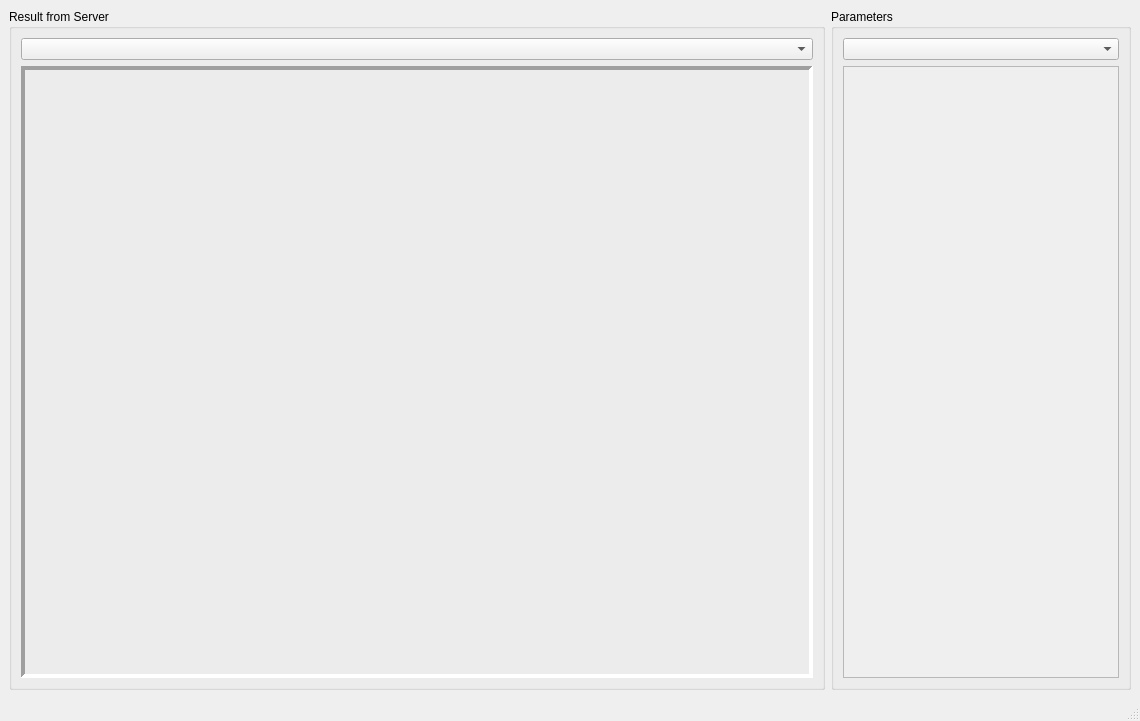
sonia-auv/rqt_sonia_plugins, file gui_mapping_client/resource/main_window.ui: the form before one commit.
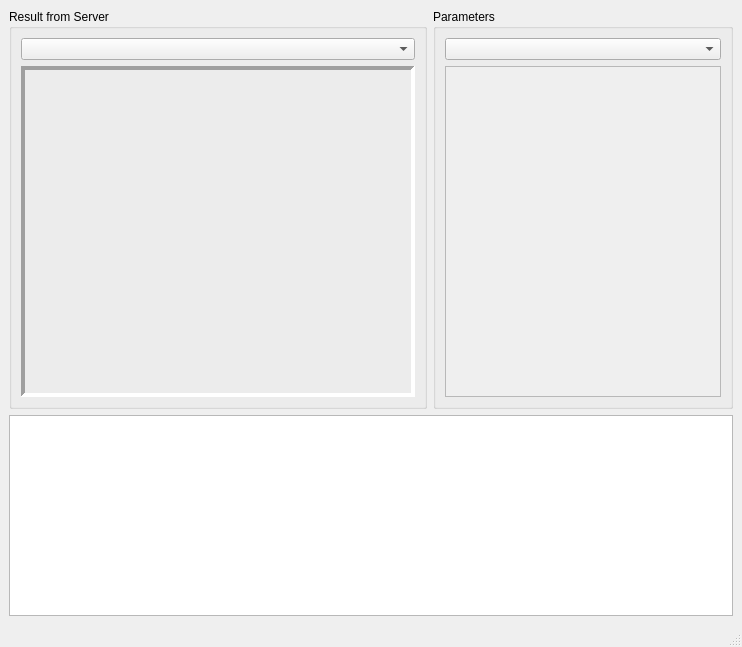
The form after the commit. Icons and pictures are not drawn. Custom widgets are drawn as their Qt base class.

Commit message: Clearing some legacy code and improving UI rendering

Patch:
```diff
--- a/gui_mapping_client/resource/main_window.ui
+++ b/gui_mapping_client/resource/main_window.ui
@@ -6,8 +6,8 @@
    <rect>
     <x>0</x>
     <y>0</y>
-    <width>1140</width>
-    <height>721</height>
+    <width>742</width>
+    <height>647</height>
    </rect>
   </property>
   <property name="windowTitle">
@@ -25,7 +25,50 @@
   </property>
   <widget class="QWidget" name="central_widget">
    <layout class="QGridLayout" name="gridLayout">
-    <item row="0" column="1">
+    <item row="0" column="0">
+     <layout class="QHBoxLayout" name="horizontalLayout">
+      <item>
+       <widget class="QGroupBox" name="result_groupbox">
+        <property name="minimumSize">
+         <size>
+          <width>400</width>
+          <height>400</height>
+         </size>
+        </property>
+        <property name="title">
+         <string>Result from Server</string>
+        </property>
+        <layout class="QGridLayout" name="gridLayout_2">
+         <item row="0" column="0">
+          <layout class="QVBoxLayout" name="verticalLayout">
+           <item>
+            <widget class="QComboBox" name="proc_unit_combobox"/>
+           </item>
+           <item>
+            <widget class="gui_mapping_client::FocusedFrameController" name="video_frame_left">
+             <property name="minimumSize">
+              <size>
+               <width>0</width>
+               <height>20</height>
+              </size>
+             </property>
+             <property name="frameShape">
+              <enum>QFrame::Panel</enum>
+             </property>
+             <property name="frameShadow">
+              <enum>QFrame::Sunken</enum>
+             </property>
+             <property name="lineWidth">
+              <number>4</number>
+             </property>
+            </widget>
+           </item>
+          </layout>
+         </item>
+        </layout>
+       </widget>
+      </item>
+      <item>
      <widget class="QGroupBox" name="parameter_groupbox">
       <property name="sizePolicy">
        <sizepolicy hsizetype="Fixed" vsizetype="MinimumExpanding">
@@ -72,7 +115,7 @@
             <x>0</x>
             <y>0</y>
             <width>268</width>
-            <height>608</height>
+              <height>319</height>
            </rect>
           </property>
           <layout class="QVBoxLayout" name="parameter_layout">
@@ -92,46 +135,10 @@
       </layout>
      </widget>
     </item>
-    <item row="0" column="0">
-     <widget class="QGroupBox" name="result_groupbox">
-      <property name="minimumSize">
-       <size>
-        <width>800</width>
-        <height>400</height>
-       </size>
-      </property>
-      <property name="title">
-       <string>Result from Server</string>
-      </property>
-      <layout class="QGridLayout" name="gridLayout_2">
-       <item row="0" column="0">
-        <layout class="QVBoxLayout" name="verticalLayout">
-         <item>
-          <widget class="QComboBox" name="proc_unit_combobox"/>
-         </item>
-         <item>
-          <widget class="gui_mapping_client::FocusedFrameController" name="video_frame_left">
-           <property name="minimumSize">
-            <size>
-             <width>0</width>
-             <height>20</height>
-            </size>
-           </property>
-           <property name="frameShape">
-            <enum>QFrame::Panel</enum>
-           </property>
-           <property name="frameShadow">
-            <enum>QFrame::Sunken</enum>
-           </property>
-           <property name="lineWidth">
-            <number>4</number>
-           </property>
-          </widget>
-         </item>
-        </layout>
-       </item>
-      </layout>
-     </widget>
+     </layout>
+    </item>
+    <item row="1" column="0">
+     <widget class="QPlainTextEdit" name="plainTextEdit"/>
     </item>
    </layout>
   </widget>
```
Lines whose indentation alone changed are shown as unchanged. The commit also changes 3 other files.
